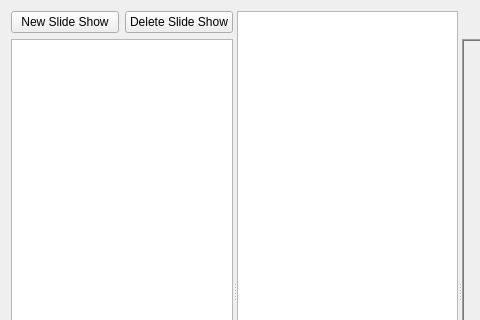
SoftProjector/src, file src/picturewidget.ui: the form before one commit; both pictures show x 0 to 480 and y 0 to 320 of the 873 by 581 pixel window.
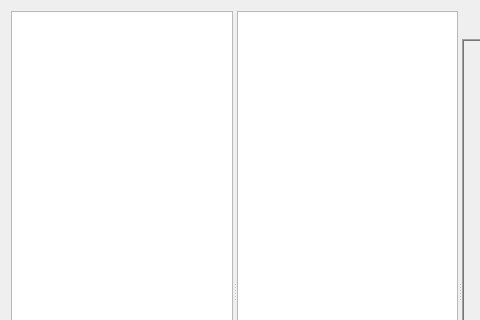
The form after the commit. Icons and pictures are not drawn.

What changed in the file:
```diff
--- a/src/picturewidget.ui
+++ b/src/picturewidget.ui
@@ -24,24 +24,6 @@
      </property>
      <widget class="QWidget" name="layoutWidget">
       <layout class="QVBoxLayout" name="verticalLayout_2">
-       <item>
-        <layout class="QHBoxLayout" name="horizontalLayout_4">
-         <item>
-          <widget class="QPushButton" name="pushButton">
-           <property name="text">
-            <string>New Slide Show</string>
-           </property>
-          </widget>
-         </item>
-         <item>
-          <widget class="QPushButton" name="pushButton_2">
-           <property name="text">
-            <string>Delete Slide Show</string>
-           </property>
-          </widget>
-         </item>
-        </layout>
-       </item>
        <item>
         <widget class="QListWidget" name="listWidgetSlideShow"/>
        </item>
```
